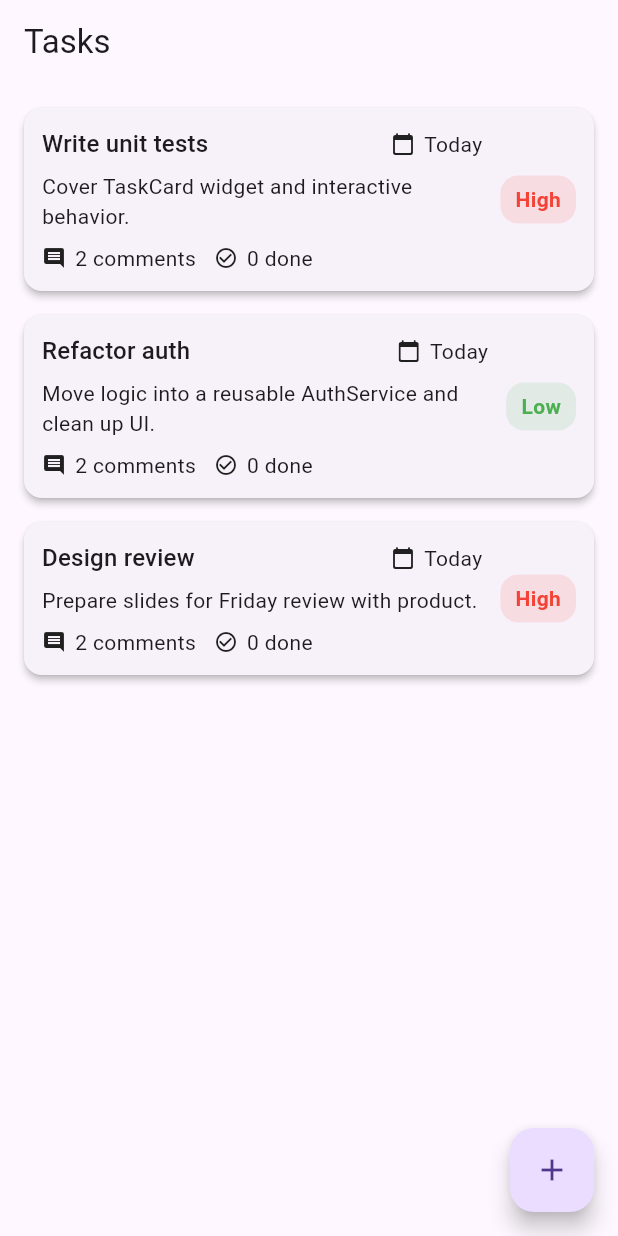
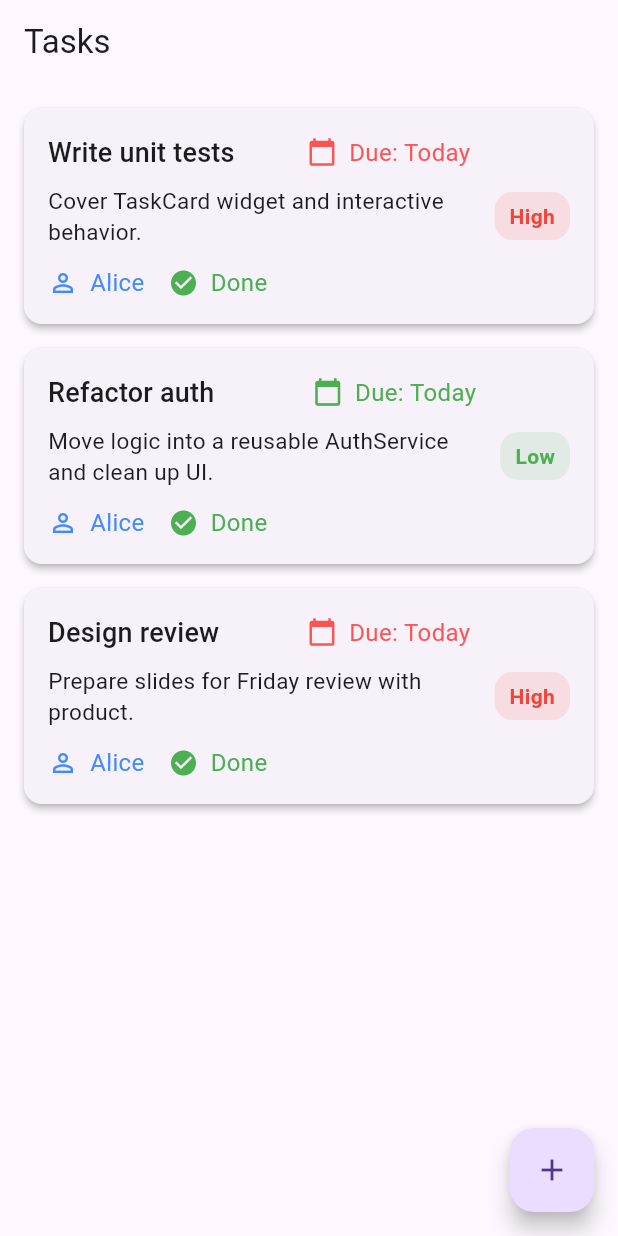
Before and after one commit to FranzSoriano-create/appdevthegreat, a Flutter app: the screen it shows after launch, on a phone screen of 412 x 824 dp. Run offline on Flutter 3.47's test engine with Material 3 defaults, Android fonts, the phone set to English and light mode, and no system bars.

Commit message:
A: personalized IconLabel

```diff
--- a/lib/main.dart
+++ b/lib/main.dart
@@ -117,12 +117,16 @@ class TaskCard extends StatelessWidget {
     required this.description,
     required this.priority,
   });
+
+  Color get priorityColor =>
+      priority.toLowerCase() == 'high' ? Colors.redAccent : Colors.green;
+
   @override
   Widget build(BuildContext context) {
     return Card(
       elevation: 2,
       child: Padding(
-        padding: const EdgeInsets.all(12),
+        padding: const EdgeInsets.all(16), // Increased padding
         child: Row(
           children: [
             Expanded(
@@ -134,37 +138,49 @@ class TaskCard extends StatelessWidget {
                       Expanded(
                         child: Text(
                           title,
-                          style: Theme.of(context).textTheme.titleMedium,
+                          style: Theme.of(context).textTheme.titleMedium
+                              ?.copyWith(
+                                fontSize: 18, // Slightly larger font
+                              ),
                         ),
                       ),
-                      // small hint to show composition: IconLabel can be reused elsewhere
+                      // Due date label with priority color
                       IconLabel(
-                        icon: Icons.calendar_today_rounded,
-                        label: 'Today',
+                        icon: Icons.calendar_today,
+                        label: 'Due: Today',
+                        color: priorityColor,
                       ),
                     ],
                   ),
-                  const SizedBox(height: 6),
+                  const SizedBox(height: 8), // More spacing
                   Text(
                     description,
                     maxLines: 2,
                     overflow: TextOverflow.ellipsis,
+                    style: Theme.of(
+                      context,
+                    ).textTheme.bodyMedium?.copyWith(fontSize: 15),
                   ),
-                  const SizedBox(height: 8),
+                  const SizedBox(height: 12), // More spacing
                   Row(
                     children: [
-                      IconLabel(icon: Icons.comment, label: '2 comments'),
-                      const SizedBox(width: 12),
                       IconLabel(
-                        icon: Icons.check_circle_outline,
-                        label: '0 done',
+                        icon: Icons.person_outline,
+                        label: 'Alice', // Example assignee name
+                        color: Colors.blueAccent,
+                      ),
+                      const SizedBox(width: 16), // More spacing
+                      IconLabel(
+                        icon: Icons.check_circle,
+                        label: 'Done',
+                        color: Colors.green,
                       ),
                     ],
                   ),
                 ],
               ),
             ),
-            const SizedBox(width: 12),
+            const SizedBox(width: 16), // More spacing
             _PriorityBadge(priority: priority),
           ],
         ),
@@ -201,14 +217,25 @@ class _PriorityBadge extends StatelessWidget {
 class IconLabel extends StatelessWidget {
   final IconData icon;
   final String label;
-  const IconLabel({super.key, required this.icon, required this.label});
+  final Color? color;
+  const IconLabel({
+    super.key,
+    required this.icon,
+    required this.label,
+    this.color,
+  });
   @override
   Widget build(BuildContext context) {
     return Row(
       children: [
-        Icon(icon, size: 16),
-        const SizedBox(width: 6),
-        Text(label, style: Theme.of(context).textTheme.bodyMedium),
+        Icon(icon, size: 20, color: color), // Slightly larger icon
+        const SizedBox(width: 8),
+        Text(
+          label,
+          style: Theme.of(
+            context,
+          ).textTheme.bodyMedium?.copyWith(fontSize: 16, color: color),
+        ),
       ],
     );
   }
```
